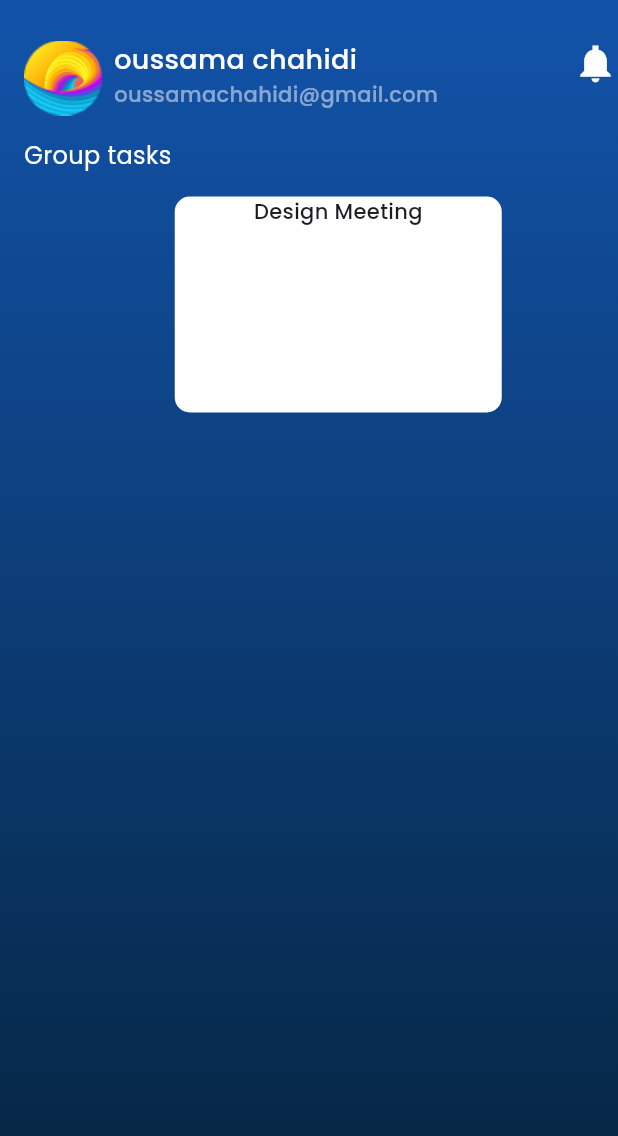
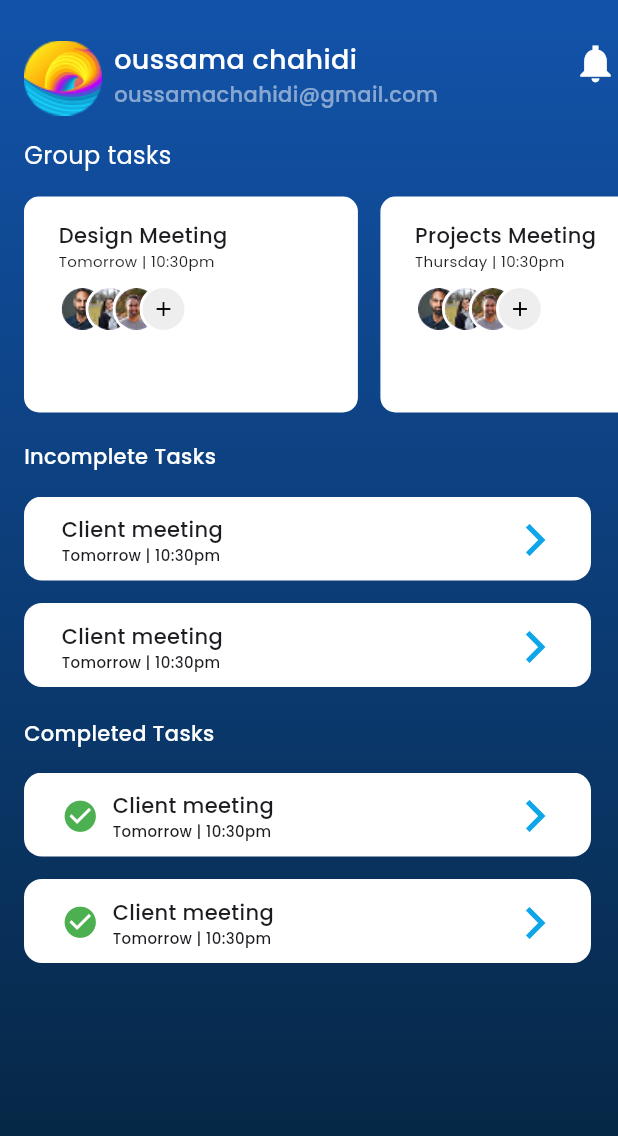
Before and after one commit to NgoKietLac/ToDoApp_Flutter, a Flutter app: the MainScreen screen opened directly, on a phone screen of 412 x 824 dp. Shown: the top 1136 px of the screen. Run offline on Flutter 3.47's test engine with Material 3 defaults, Android fonts, the light colour scheme and no system bars; drawn by our look-alikes of carousel_slider; our stand-ins replace google_fonts.

Commit message:
update mainScreen

```diff
--- /dev/null
+++ b/lib/MainScreen/Incomplete_widget.dart
@@ -0,0 +1,62 @@
+import 'package:flutter/material.dart';
+import 'package:google_fonts/google_fonts.dart';
+
+class IncompleteWidget extends StatelessWidget {
+  const IncompleteWidget({super.key});
+
+  @override
+  Widget build(BuildContext context) {
+    return SizedBox(
+      height: 136,
+      child: ListView.builder(
+        shrinkWrap: true,
+        itemCount: 3,
+        itemBuilder: (context, index) {
+          return Container(
+            margin: const EdgeInsets.only(bottom: 15, right: 18),
+            padding: const EdgeInsets.only(
+              top: 12,
+              right: 25,
+              bottom: 10,
+              left: 25,
+            ),
+            decoration: BoxDecoration(
+              color: Colors.white,
+              borderRadius: BorderRadius.circular(12),
+            ),
+            child: Row(
+              mainAxisAlignment: MainAxisAlignment.spaceBetween,
+              children: [
+                Column(
+                  crossAxisAlignment: CrossAxisAlignment.start,
+                  children: [
+                    Text(
+                      "Client meeting",
+                      style: GoogleFonts.poppins(
+                        fontSize: 14,
+                        fontWeight: FontWeight.w500,
+                      ),
+                    ),
+                    Text(
+                      "Tomorrow | 10:30pm",
+                      style: GoogleFonts.poppins(
+                        fontSize: 10,
+                        fontWeight: FontWeight.w500,
+                      ),
+                    ),
+                  ],
+                ),
+                Icon(
+                  Icons.arrow_forward_ios,
+                  size: 24,
+                  fontWeight: FontWeight.w900,
+                  color: Color(0xFF0EA5E9),
+                ),
+              ],
+            ),
+          );
+        },
+      ),
+    );
+  }
+}
--- /dev/null
+++ b/lib/MainScreen/avatar_stack.dart
@@ -0,0 +1,72 @@
+import 'package:flutter/material.dart';
+
+class AvatarStack extends StatelessWidget {
+  const AvatarStack({super.key});
+
+  @override
+  Widget build(BuildContext context) {
+    return SizedBox(
+      height: 32,
+      width: 100,
+      child: Stack(
+        children: [
+          //hình 1
+          Positioned(
+            left: 0,
+            child: Container(
+              decoration: BoxDecoration(
+                shape: BoxShape.circle,
+                border: Border.all(color: Colors.white, width: 2),
+              ),
+              child: const CircleAvatar(
+                radius: 14,
+                backgroundImage: AssetImage("assets/icon/user1.png"),
+              ),
+            ),
+          ),
+          //hình 2
+          Positioned(
+            left: 18,
+            child: Container(
+              decoration: BoxDecoration(
+                shape: BoxShape.circle,
+                border: Border.all(color: Colors.white, width: 2),
+              ),
+              child: const CircleAvatar(
+                radius: 14,
+                backgroundImage: AssetImage("assets/icon/user2.png"),
+              ),
+            ),
+          ),
+          Positioned(
+            left: 36,
+            child: Container(
+              decoration: BoxDecoration(
+                shape: BoxShape.circle,
+                border: Border.all(color: Colors.white, width: 2),
+              ),
+              child: const CircleAvatar(
+                radius: 14,
+                backgroundImage: AssetImage("assets/icon/user3.png"),
+              ),
+            ),
+          ),
+          // btn cộng
+          Positioned(
+            left: 54,
+            child: Container(
+              width: 32,
+              height: 32,
+              decoration: BoxDecoration(
+                color: Colors.grey[200],
+                shape: BoxShape.circle,
+                border: Border.all(color: Colors.white, width: 2),
+              ),
+              child: const Icon(Icons.add, size: 16, color: Colors.black),
+            ),
+          ),
+        ],
+      ),
+    );
+  }
+}
--- /dev/null
+++ b/lib/MainScreen/complete_widget.dart
@@ -0,0 +1,63 @@
+import 'package:flutter/material.dart';
+import 'package:google_fonts/google_fonts.dart';
+
+class CompleteWidget extends StatelessWidget {
+  const CompleteWidget({super.key});
+
+  @override
+  Widget build(BuildContext context) {
+    return SizedBox(
+      height: 136,
+      child: ListView.builder(
+        shrinkWrap: true,
+        itemCount: 3,
+        itemBuilder: (context, index) {
+          return Container(
+            margin: EdgeInsets.only(bottom: 15, right: 18),
+            padding: EdgeInsets.only(top: 12, right: 25, bottom: 10, left: 25),
+            decoration: BoxDecoration(
+              color: Colors.white,
+              borderRadius: BorderRadius.circular(12),
+            ),
+            child: Row(
+              mainAxisAlignment: MainAxisAlignment.spaceBetween,
+              children: [
+                Row(
+                  children: [
+                    Icon(Icons.check_circle, color: Colors.green, size: 25),
+                    SizedBox(width: 9),
+                    Column(
+                      crossAxisAlignment: CrossAxisAlignment.start,
+                      children: [
+                        Text(
+                          "Client meeting",
+                          style: GoogleFonts.poppins(
+                            fontSize: 14,
+                            fontWeight: FontWeight.w500,
+                          ),
+                        ),
+                        Text(
+                          "Tomorrow | 10:30pm",
+                          style: GoogleFonts.poppins(
+                            fontSize: 10,
+                            fontWeight: FontWeight.w500,
+                          ),
+                        ),
+                      ],
+                    ),
+                  ],
+                ),
+                Icon(
+                  Icons.arrow_forward_ios,
+                  size: 24,
+                  fontWeight: FontWeight.w900,
+                  color: Color(0xFF0EA5E9),
+                ),
+              ],
+            ),
+          );
+        },
+      ),
+    );
+  }
+}
--- a/lib/MainScreen/main_Screen.dart
+++ b/lib/MainScreen/main_Screen.dart
@@ -1,3 +1,6 @@
+import 'package:app_todo_application/MainScreen/Incomplete_widget.dart';
+import 'package:app_todo_application/MainScreen/avatar_stack.dart';
+import 'package:app_todo_application/MainScreen/complete_widget.dart';
 import 'package:carousel_slider/carousel_slider.dart';
 import 'package:flutter/material.dart';
 import 'package:google_fonts/google_fonts.dart';
@@ -67,7 +70,9 @@ class _MainScreenState extends State<MainScreen> {
                 ],
               ),
               SizedBox(height: 15),
-              Text(
+              Padding(
+                padding: const EdgeInsets.only(left: 0),
+                child: Text(
                   "Group tasks",
                   style: GoogleFonts.poppins(
                     fontSize: 16,
@@ -75,18 +80,20 @@ class _MainScreenState extends State<MainScreen> {
                     color: Colors.white,
                   ),
                 ),
+              ),
               CarouselSlider(
                 items: [
                   //item 1
                   Container(
-                    margin: EdgeInsets.only(top: 16, left: 23),
-                    width: 218,
-                    height: 106,
+                    margin: EdgeInsets.only(top: 16, right: 15, left: 0),
                     decoration: BoxDecoration(
                       color: Colors.white,
                       borderRadius: BorderRadius.circular(10),
                     ),
+                    child: Padding(
+                      padding: EdgeInsets.only(top: 16, left: 23),
                       child: Column(
+                        crossAxisAlignment: CrossAxisAlignment.start,
                         children: [
                           Text(
                             "Design Meeting",
@@ -95,18 +102,84 @@ class _MainScreenState extends State<MainScreen> {
                               fontWeight: FontWeight.w500,
                             ),
                           ),
+                          Text(
+                            "Tomorrow | 10:30pm",
+                            style: GoogleFonts.poppins(
+                              fontSize: 10,
+                              fontWeight: FontWeight.w400,
+                            ),
+                          ),
+                          SizedBox(height: 9),
+                          AvatarStack(),
                         ],
+                      ),
+                    ),
+                  ),
+                  //item 2
+                  Container(
+                    margin: EdgeInsets.only(top: 16, right: 15, left: 0),
+                    decoration: BoxDecoration(
+                      color: Colors.white,
+                      borderRadius: BorderRadius.circular(10),
+                    ),
+                    child: Padding(
+                      padding: EdgeInsets.only(top: 16, left: 23),
+                      child: Column(
+                        crossAxisAlignment: CrossAxisAlignment.start,
+                        children: [
+                          Text(
+                            "Projects Meeting",
+                            style: GoogleFonts.poppins(
+                              fontSize: 14,
+                              fontWeight: FontWeight.w500,
+                            ),
+                          ),
+                          Text(
+                            "Thursday | 10:30pm",
+                            style: GoogleFonts.poppins(
+                              fontSize: 10,
+                              fontWeight: FontWeight.w400,
+                            ),
+                          ),
+                          SizedBox(height: 9),
+                          AvatarStack(),
+                        ],
+                      ),
                     ),
                   ),
                 ],
                 options: CarouselOptions(
-                  viewportFraction: 1,
-                  autoPlay: false,
                   height: 160,
-                  autoPlayInterval: Duration(seconds: 5),
-                  enlargeFactor: 0.5,
+                  viewportFraction: 0.6,
+                  padEnds: false,
+                  initialPage: 0,
+                  enableInfiniteScroll: false,
+                  scrollDirection: Axis.horizontal,
+                  disableCenter: true,
                 ),
               ),
+              SizedBox(height: 19),
+              Text(
+                "Incomplete Tasks",
+                style: GoogleFonts.poppins(
+                  fontSize: 14,
+                  fontWeight: FontWeight.w500,
+                  color: Colors.white,
+                ),
+              ),
+              SizedBox(height: 17),
+              IncompleteWidget(),
+              SizedBox(height: 12),
+              Text(
+                "Completed Tasks",
+                style: GoogleFonts.poppins(
+                  fontSize: 14,
+                  fontWeight: FontWeight.w500,
+                  color: Colors.white,
+                ),
+              ),
+              SizedBox(height: 16),
+              CompleteWidget(),
             ],
           ),
         ),
```
Also changed, not shown: assets/icon/user1.png (added), assets/icon/user2.png (added), assets/icon/user3.png (added). Lines whose indentation alone changed are shown as unchanged.
